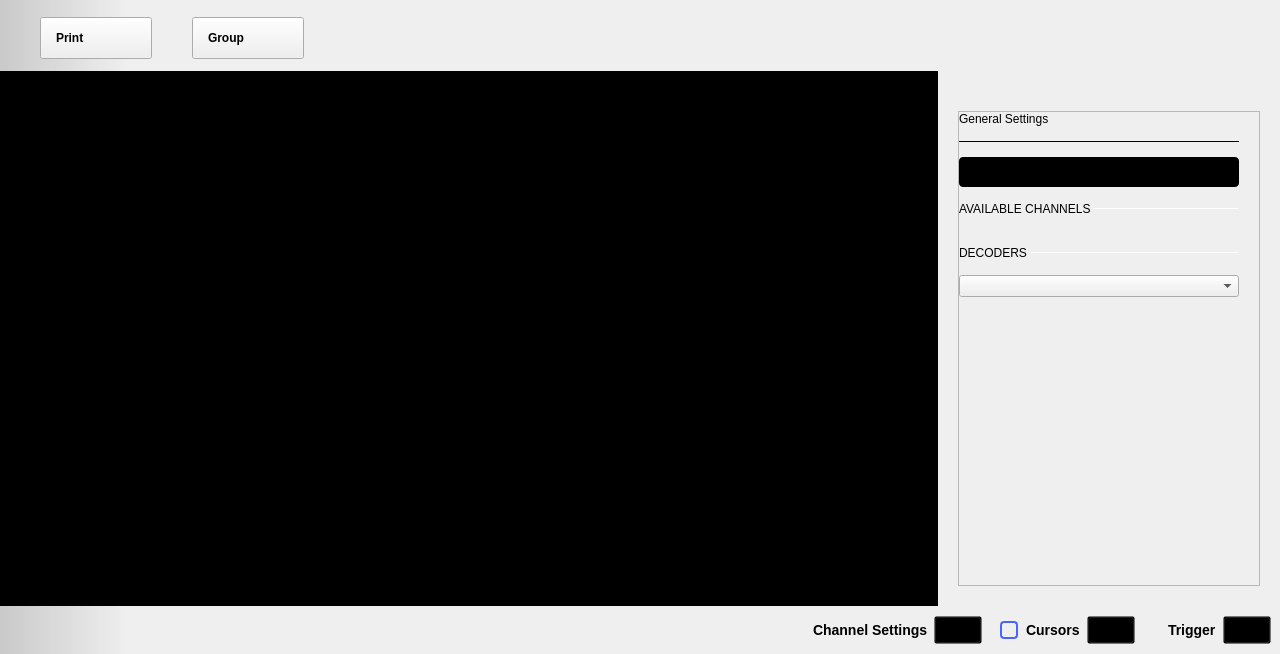
analogdevicesinc/scopy, file ui/logic_analyzer.ui: the form before one commit.
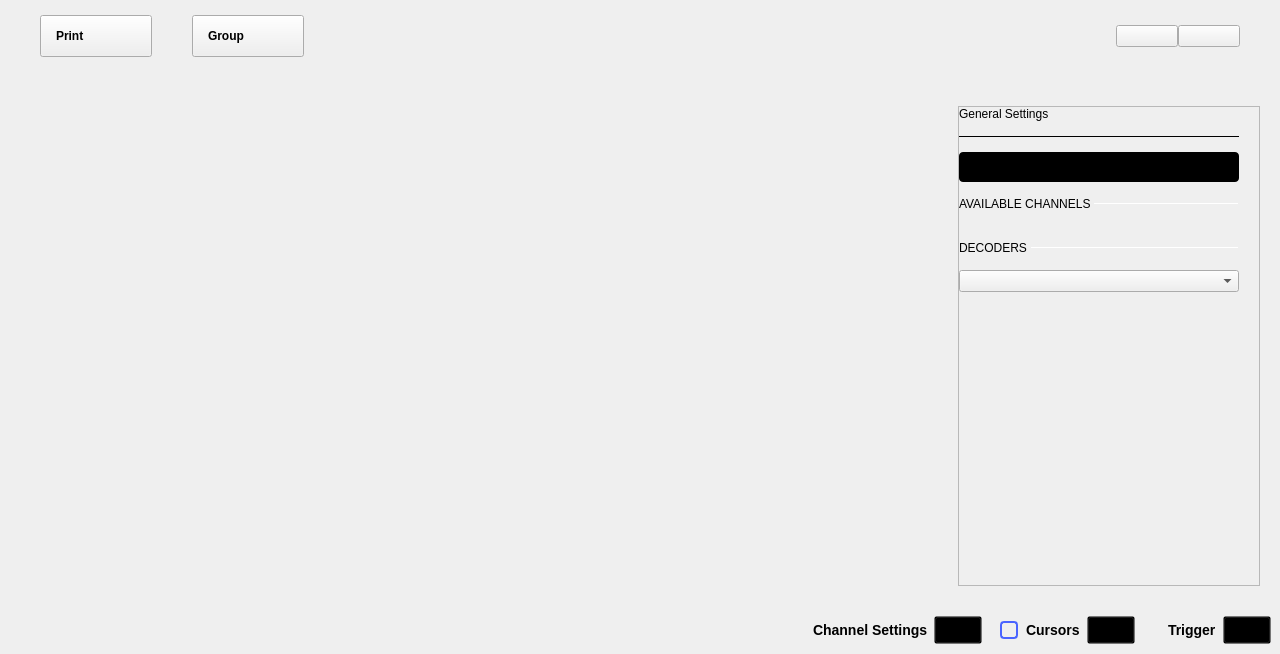
The form after the commit. The open tabs and pages were chosen to show the change. Icons and pictures are not drawn. Custom widgets are drawn as their Qt base class.

What changed in the file:
```diff
--- a/ui/logic_analyzer.ui
+++ b/ui/logic_analyzer.ui
@@ -46,11 +46,6 @@
    </property>
    <item>
     <widget class="adiscope::DetachDragZone" name="mainWidget" native="true">
-     <property name="styleSheet">
-      <string notr="true">#mainWidget {
-background-color: qlineargradient(spread:pad, x1:0, y1:0, x2:0.1, y2:0, stop:0 rgba(0, 0, 0, 40), stop:1 transparent);
-}</string>
-     </property>
      <layout class="QVBoxLayout" name="verticalLayout_3">
       <property name="spacing">
        <number>0</number>
@@ -195,31 +190,6 @@
             <height>0</height>
            </size>
           </property>
-          <property name="styleSheet">
-           <string notr="true">QPushButton {
-  min-height: 40px;
-  max-height: 40px;
-  min-width: 60px;
-  max-width: 60px;
-  padding-top:5px
-}
-
-QPushButton:checked {
-border-top: 1px solid rgba(255,255,255,150);
-}
-
-QPushButton:!checked {
-border-top: 1px solid rgba(255,255,255,0);
-}
-
-QPushButton:!checked:hover {
-border-top: 1px solid rgba(255,255,255,0);
-}
-
-QPushButton:checked:hover {
-border-top: 1px solid rgba(255,255,255,200);
-}</string>
-          </property>
           <layout class="QHBoxLayout" name="horizontalLayout_3">
            <property name="spacing">
             <number>0</number>
@@ -314,9 +284,6 @@
          <layout class="QVBoxLayout" name="plot_and_buffPreviewer">
           <item>
            <widget class="QWidget" name="hLayoutBufferPreview" native="true">
-            <property name="styleSheet">
-             <string notr="true">background-color:black;</string>
-            </property>
             <layout class="QHBoxLayout" name="hLayout_buffPreview">
              <property name="spacing">
               <number>0</number>
@@ -406,9 +373,6 @@
             <property name="acceptDrops">
              <bool>false</bool>
             </property>
-            <property name="styleSheet">
-             <string notr="true">background-color: black;</string>
-            </property>
             <layout class="QGridLayout" name="gridLayout_5">
              <property name="leftMargin">
               <number>0</number>
@@ -1456,7 +1420,7 @@
                       <x>0</x>
                       <y>0</y>
                       <width>319</width>
-                      <height>467</height>
+                      <height>472</height>
                      </rect>
                     </property>
                     <property name="sizePolicy">
@@ -2103,6 +2067,11 @@
    <header>menu_anim.hpp</header>
    <container>1</container>
   </customwidget>
+  <customwidget>
+   <class>adiscope::CustomPushButton</class>
+   <extends>QPushButton</extends>
+   <header>customPushButton.hpp</header>
+  </customwidget>
   <customwidget>
    <class>adiscope::InstrumentNotes</class>
    <extends>QWidget</extends>
@@ -2115,11 +2084,6 @@
    <header>runsinglewidget.h</header>
    <container>1</container>
   </customwidget>
-  <customwidget>
-   <class>adiscope::CustomPushButton</class>
-   <extends>QPushButton</extends>
-   <header>customPushButton.hpp</header>
-  </customwidget>
  </customwidgets>
  <resources>
   <include location="../resources/resources.qrc"/>
```
Left out of the diff: 89 changed lines with no effect on the pictures.
